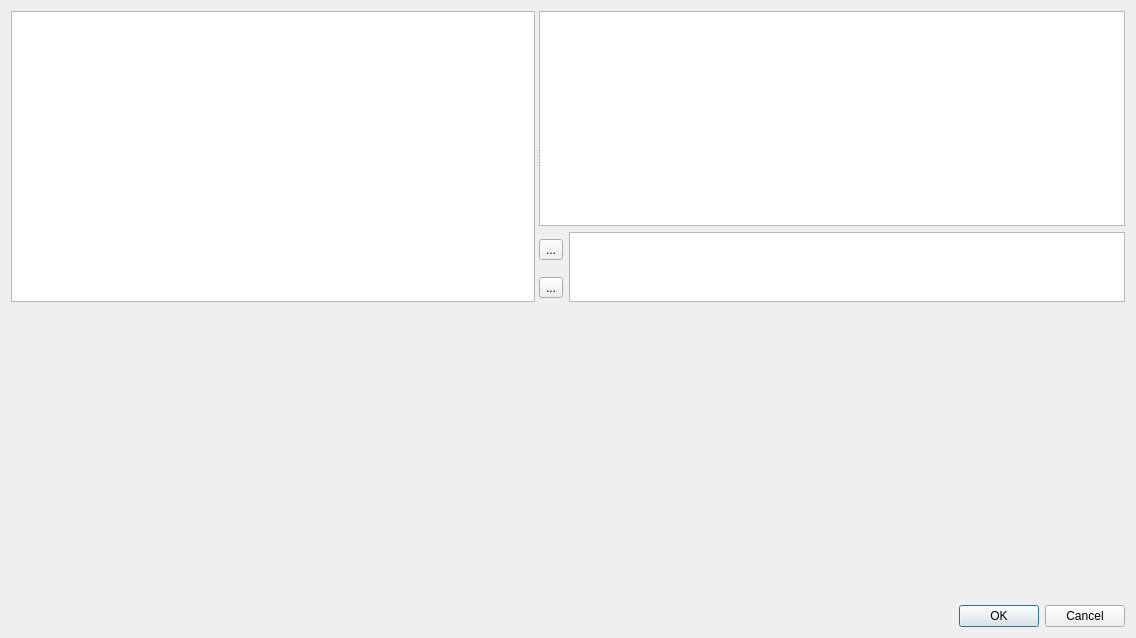
Frodo45127/rpfm, file rpfm_ui/ui_templates/tool_translator_editor.ui: the form before one commit.
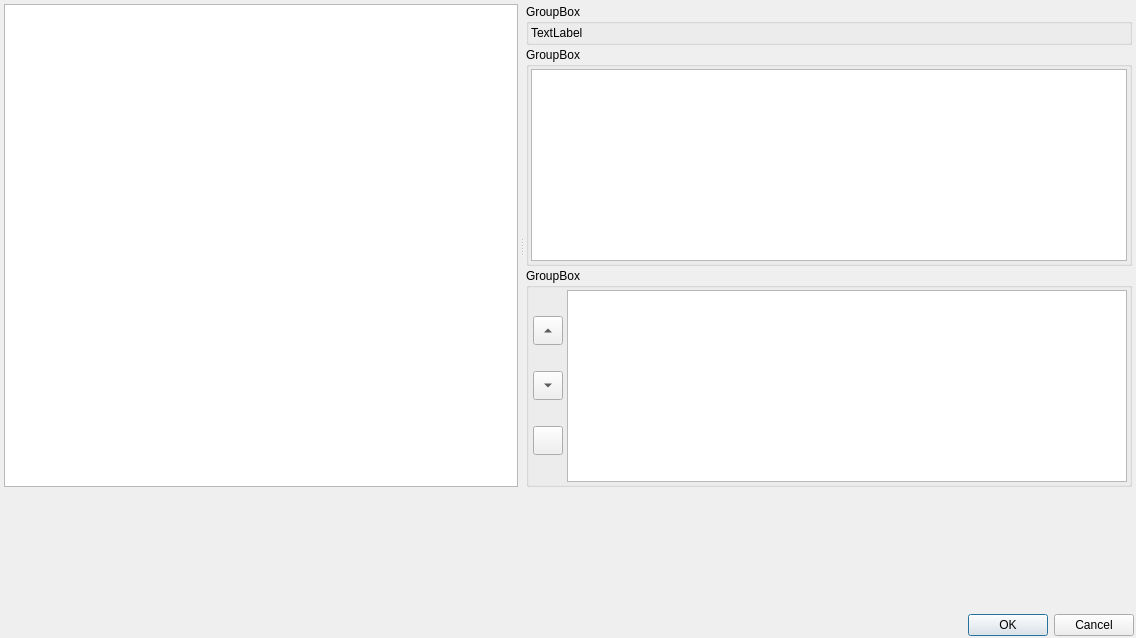
The form after the commit. Icons and pictures are not drawn. Custom widgets are drawn as their Qt base class.

Commit message: Added more functionality to the translator.

The edit to the form file:
```diff
--- a/rpfm_ui/ui_templates/tool_translator_editor.ui
+++ b/rpfm_ui/ui_templates/tool_translator_editor.ui
@@ -14,6 +14,21 @@
    <string>Dialog</string>
   </property>
   <layout class="QGridLayout" name="gridLayout_3">
+   <property name="leftMargin">
+    <number>2</number>
+   </property>
+   <property name="topMargin">
+    <number>2</number>
+   </property>
+   <property name="rightMargin">
+    <number>2</number>
+   </property>
+   <property name="bottomMargin">
+    <number>2</number>
+   </property>
+   <property name="spacing">
+    <number>2</number>
+   </property>
    <item row="0" column="0">
     <widget class="QSplitter" name="splitter">
      <property name="orientation">
@@ -21,32 +36,196 @@
      </property>
      <widget class="QWidget" name="table_view_container" native="true">
       <layout class="QGridLayout" name="gridLayout">
+       <property name="leftMargin">
+        <number>2</number>
+       </property>
+       <property name="topMargin">
+        <number>2</number>
+       </property>
+       <property name="rightMargin">
+        <number>2</number>
+       </property>
+       <property name="bottomMargin">
+        <number>2</number>
+       </property>
+       <property name="spacing">
+        <number>2</number>
+       </property>
        <item row="0" column="0">
         <widget class="QTableView" name="table_view"/>
        </item>
       </layout>
      </widget>
      <widget class="QWidget" name="widget" native="true">
-      <layout class="QGridLayout" name="gridLayout_2" rowstretch="0,0,0">
+      <layout class="QGridLayout" name="gridLayout_2" rowstretch="0,0,0,0,0,0">
+       <property name="leftMargin">
+        <number>2</number>
+       </property>
+       <property name="topMargin">
+        <number>2</number>
+       </property>
+       <property name="rightMargin">
+        <number>2</number>
+       </property>
+       <property name="bottomMargin">
+        <number>2</number>
+       </property>
+       <property name="spacing">
+        <number>2</number>
+       </property>
        <item row="1" column="0">
-        <widget class="QToolButton" name="toolButton">
-         <property name="text">
-          <string>...</string>
+        <widget class="QGroupBox" name="original_value_groupbox">
+         <property name="title">
+          <string>GroupBox</string>
          </property>
+         <layout class="QGridLayout" name="gridLayout_4">
+          <property name="leftMargin">
+           <number>2</number>
+          </property>
+          <property name="topMargin">
+           <number>2</number>
+          </property>
+          <property name="rightMargin">
+           <number>2</number>
+          </property>
+          <property name="bottomMargin">
+           <number>2</number>
+          </property>
+          <property name="spacing">
+           <number>2</number>
+          </property>
+          <item row="0" column="0">
+           <widget class="QTextEdit" name="original_value_textedit"/>
+          </item>
+         </layout>
         </widget>
        </item>
-       <item row="0" column="0" colspan="2">
-        <widget class="QTextEdit" name="original_value_textedit"/>
-       </item>
        <item row="2" column="0">
-        <widget class="QToolButton" name="toolButton_2">
-         <property name="text">
-          <string>...</string>
+        <widget class="QGroupBox" name="translated_value_groupbox">
+         <property name="title">
+          <string>GroupBox</string>
          </property>
+         <layout class="QGridLayout" name="gridLayout_5">
+          <property name="leftMargin">
+           <number>2</number>
+          </property>
+          <property name="topMargin">
+           <number>2</number>
+          </property>
+          <property name="rightMargin">
+           <number>2</number>
+          </property>
+          <property name="bottomMargin">
+           <number>2</number>
+          </property>
+          <property name="spacing">
+           <number>2</number>
+          </property>
+          <item row="0" column="0">
+           <widget class="QWidget" name="aliexpress_toolbar" native="true">
+            <layout class="QGridLayout" name="gridLayout_7" rowstretch="0,0,0">
+             <property name="leftMargin">
+              <number>2</number>
+             </property>
+             <property name="topMargin">
+              <number>2</number>
+             </property>
+             <property name="rightMargin">
+              <number>2</number>
+             </property>
+             <property name="bottomMargin">
+              <number>2</number>
+             </property>
+             <property name="spacing">
+              <number>2</number>
+             </property>
+             <item row="0" column="0">
+              <widget class="QToolButton" name="move_selection_up">
+               <property name="text">
+                <string>...</string>
+               </property>
+               <property name="iconSize">
+                <size>
+                 <width>22</width>
+                 <height>22</height>
+                </size>
+               </property>
+               <property name="arrowType">
+                <enum>Qt::UpArrow</enum>
+               </property>
+              </widget>
+             </item>
+             <item row="1" column="0">
+              <widget class="QToolButton" name="move_selection_down">
+               <property name="text">
+                <string>...</string>
+               </property>
+               <property name="iconSize">
+                <size>
+                 <width>22</width>
+                 <height>22</height>
+                </size>
+               </property>
+               <property name="arrowType">
+                <enum>Qt::DownArrow</enum>
+               </property>
+              </widget>
+             </item>
+             <item row="2" column="0">
+              <widget class="QToolButton" name="import_from_translated_pack">
+               <property name="text">
+                <string/>
+               </property>
+               <property name="icon">
+                <iconset theme="document-import-ocal"/>
+               </property>
+               <property name="iconSize">
+                <size>
+                 <width>22</width>
+                 <height>22</height>
+                </size>
+               </property>
+              </widget>
+             </item>
+            </layout>
+           </widget>
+          </item>
+          <item row="0" column="1">
+           <widget class="QTextEdit" name="translated_value_textedit"/>
+          </item>
+         </layout>
         </widget>
        </item>
-       <item row="1" column="1" rowspan="2">
-        <widget class="QTextEdit" name="translated_value_textedit"/>
+       <item row="0" column="0">
+        <widget class="QGroupBox" name="info_groupbox">
+         <property name="title">
+          <string>GroupBox</string>
+         </property>
+         <layout class="QGridLayout" name="gridLayout_6">
+          <property name="leftMargin">
+           <number>2</number>
+          </property>
+          <property name="topMargin">
+           <number>2</number>
+          </property>
+          <property name="rightMargin">
+           <number>2</number>
+          </property>
+          <property name="bottomMargin">
+           <number>2</number>
+          </property>
+          <property name="spacing">
+           <number>2</number>
+          </property>
+          <item row="0" column="0">
+           <widget class="QLabel" name="info_label">
+            <property name="text">
+             <string>TextLabel</string>
+            </property>
+           </widget>
+          </item>
+         </layout>
+        </widget>
        </item>
       </layout>
      </widget>
```
Left out of the diff: 8 changed lines with no effect on the pictures. The commit also changes 6 other files.
